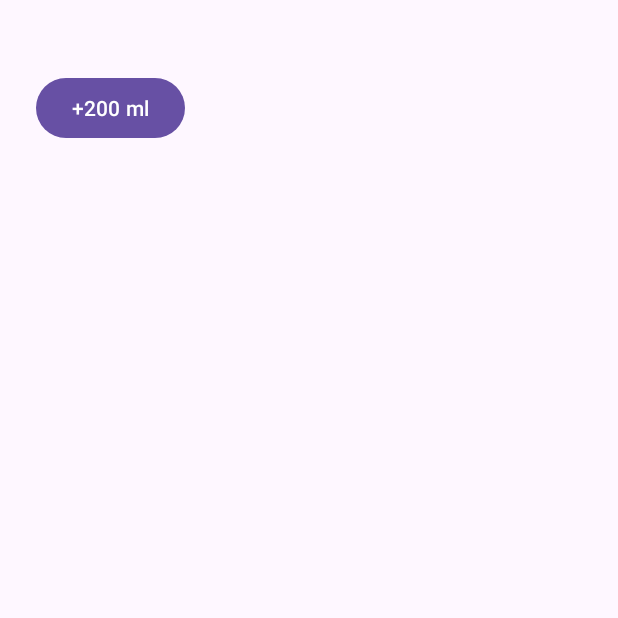
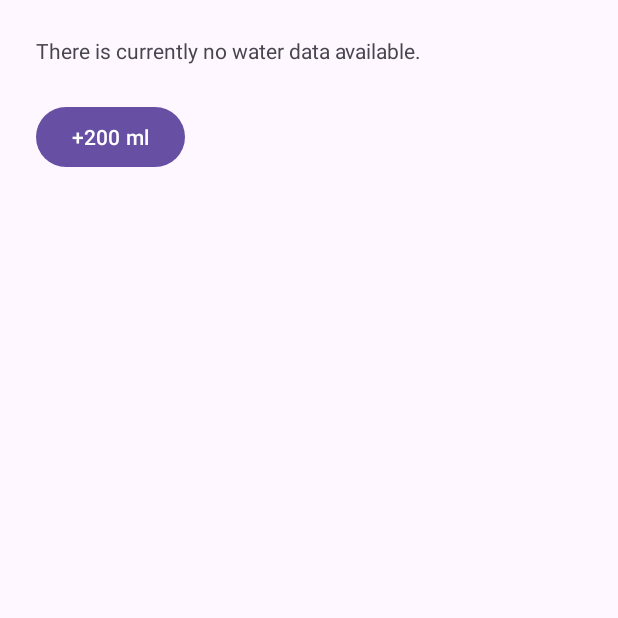
Before and after one commit to minhtb105/HealthApp, an Android app: the screen it shows after launch (MainActivity), on a phone screen of 412 x 824 dp, the top half of it. Run offline under Robolectric (Android 15) with nearby library versions, the phone set to English and light mode, and no system bars; our stand-ins replace Room's generated code.

Commit message:
refactor(ui): update error string to use format placeholder

```diff
--- a/app/src/main/java/com/example/healthapp/MainActivity.kt
+++ b/app/src/main/java/com/example/healthapp/MainActivity.kt
@@ -1,20 +1,102 @@
 package com.example.healthapp
 
 import android.os.Bundle
+import android.view.View
 import androidx.activity.enableEdgeToEdge
 import androidx.appcompat.app.AppCompatActivity
-import androidx.core.view.ViewCompat
-import androidx.core.view.WindowInsetsCompat
+import android.widget.ProgressBar
+import android.widget.TextView
+import android.widget.Button
+import androidx.lifecycle.ViewModelProvider
+import androidx.lifecycle.lifecycleScope
+import com.example.healthapp.ui.water.WaterViewModel
+import androidx.room.Room
+import com.example.healthapp.data.local.HealthDatabase
+import com.example.healthapp.data.repository.HealthRepositoryImpl
+import com.example.healthapp.ui.water.WaterViewModelFactory
+import com.example.healthapp.ui.water.WaterUiState
+import kotlinx.coroutines.launch
+
 
 class MainActivity : AppCompatActivity() {
+    private lateinit var viewModel: WaterViewModel
+
+
     override fun onCreate(savedInstanceState: Bundle?) {
         super.onCreate(savedInstanceState)
         enableEdgeToEdge()
         setContentView(R.layout.activity_main)
-        ViewCompat.setOnApplyWindowInsetsListener(findViewById(R.id.main)) { v, insets ->
-            val systemBars = insets.getInsets(WindowInsetsCompat.Type.systemBars())
-            v.setPadding(systemBars.left, systemBars.top, systemBars.right, systemBars.bottom)
-            insets
+
+        // Views
+        val progressBar = findViewById<ProgressBar>(R.id.progressBar)
+        val emptyText = findViewById<TextView>(R.id.emptyText)
+        val totalText = findViewById<TextView>(R.id.totalText)
+        val addButton = findViewById<Button>(R.id.addButton)
+
+        val db = Room.databaseBuilder(
+            applicationContext,
+            HealthDatabase::class.java,
+            "health_database"
+        ).build()
+
+        val repository = HealthRepositoryImpl(db.waterIntakeDao())
+
+        viewModel = ViewModelProvider(
+            this,
+            WaterViewModelFactory(repository)
+        )[WaterViewModel::class.java]
+
+        lifecycleScope.launch {
+            viewModel.uiState.collect { state ->
+                renderState(
+                    state,
+                    progressBar,
+                    emptyText,
+                    totalText
+                )
+            }
+        }
+
+        // Button click
+        addButton.setOnClickListener {
+            viewModel.addWater(200)
+        }
+    }
+
+    private fun renderState(
+        state: WaterUiState,
+        progressBar: ProgressBar,
+        emptyText: TextView,
+        totalText: TextView
+    ) {
+        progressBar.visibility = View.GONE
+        emptyText.visibility = View.GONE
+        totalText.visibility = View.GONE
+
+        when (state) {
+            is WaterUiState.Loading -> {
+                progressBar.visibility = View.VISIBLE
+            }
+
+            is WaterUiState.Empty -> {
+                emptyText.visibility = View.VISIBLE
+            }
+
+            is WaterUiState.Success -> {
+                totalText.visibility = View.VISIBLE
+                totalText.text = getString(
+                    R.string.water_total,
+                    state.totalAmountMl
+                )
+            }
+
+            is WaterUiState.Error -> {
+                emptyText.visibility = View.VISIBLE
+                emptyText.text = getString(
+                    R.string.water_error,
+                    state.message
+                )
+            }
         }
     }
 }
--- a/app/src/main/res/values/strings.xml
+++ b/app/src/main/res/values/strings.xml
@@ -1,6 +1,7 @@
 <resources>
     <string name="app_name">HealthApp</string>
     <string name="water_empty">There is currently no water data available.</string>
-    <string name="water_total">0 ml</string>
+    <string name="water_total">Total: %1$d ml</string>
     <string name="water_add">+200 ml</string>
+    <string name="water_error">%1$s</string>
 </resources>
```
